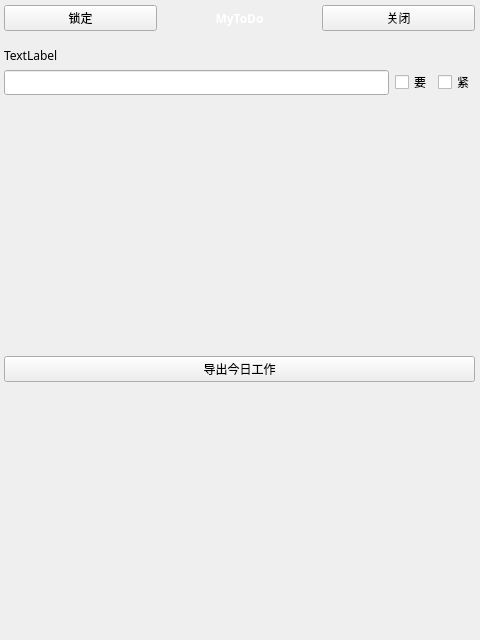
First picture: the form in src/MyToDo.ui, repository github1978/BeeTodo, before the edit.
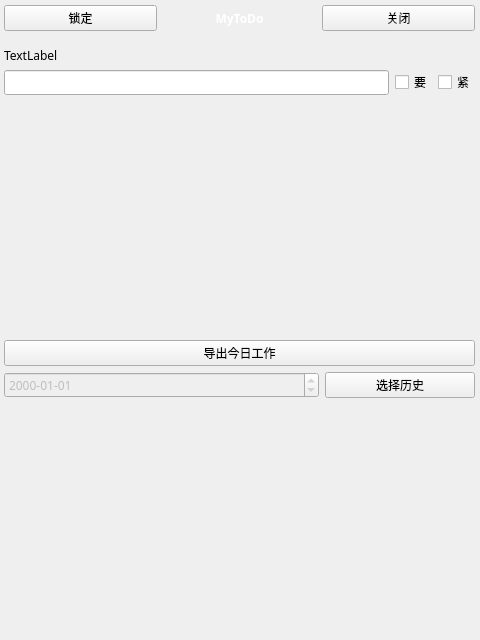
Second picture: the form after the edit.

Commit message: 1. 增加查询历史待办并导出的工作 2. 优化包导入

```diff
--- a/src/MyToDo.ui
+++ b/src/MyToDo.ui
@@ -160,6 +160,33 @@
          </property>
         </widget>
        </item>
+       <item>
+        <layout class="QHBoxLayout" name="HistoryListSelectLayout">
+         <item>
+          <widget class="QDateEdit" name="HistoryItemDateEdit">
+           <property name="enabled">
+            <bool>false</bool>
+           </property>
+           <property name="displayFormat">
+            <string>yyyy-MM-dd</string>
+           </property>
+          </widget>
+         </item>
+         <item>
+          <widget class="QPushButton" name="HistorySelectBtn">
+           <property name="maximumSize">
+            <size>
+             <width>150</width>
+             <height>16777215</height>
+            </size>
+           </property>
+           <property name="text">
+            <string>选择历史</string>
+           </property>
+          </widget>
+         </item>
+        </layout>
+       </item>
        <item>
         <widget class="QListWidget" name="DoneListWidget">
          <property name="styleSheet">
```
The commit also changes 7 other files.
